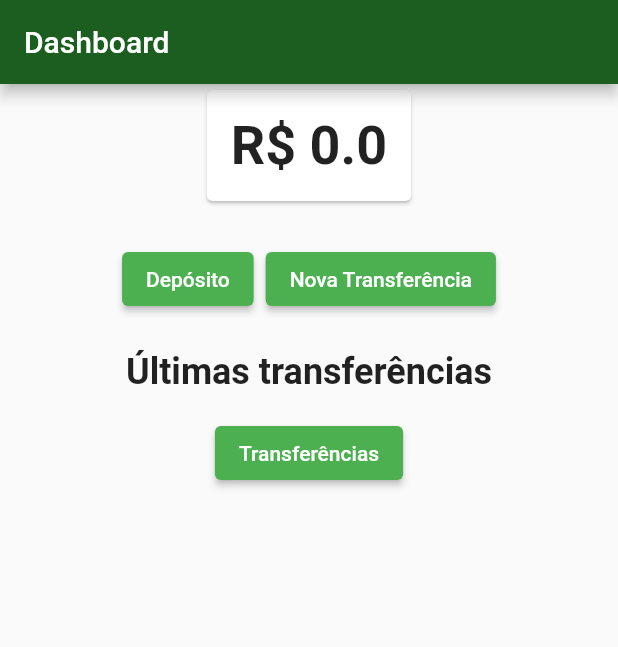
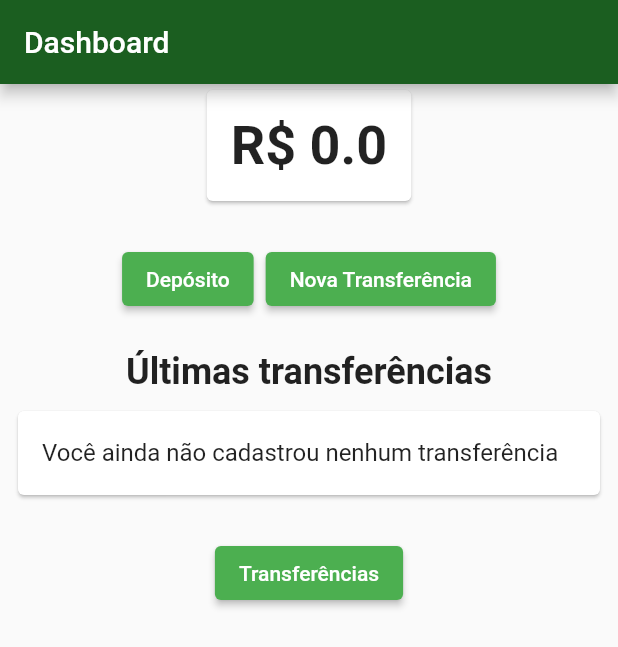
Before and after one commit to mauriiciobarbosa/bytebank, a Flutter app: the screen it shows after launch, on a phone screen of 412 x 824 dp. Shown: the top 647 px of the screen. Run offline on Flutter 3.47's test engine with Material 2 defaults, Android fonts, the phone set to English and light mode, and no system bars.

Commit message:
add no transfer widget.

```diff
--- a/lib/components/last_transfers.dart
+++ b/lib/components/last_transfers.dart
@@ -1,3 +1,4 @@
+import 'package:bytebank/components/no_transfers.dart';
 import 'package:bytebank/components/transfer_item.dart';
 import 'package:bytebank/models/transfer_list.dart';
 import 'package:bytebank/screens/transfer/list_screen.dart';
@@ -15,12 +16,15 @@ class LastTransfers extends StatelessWidget {
         ),
         Consumer<TransferList>(
           builder: (context, transfers, child) {
-            final transfersList = transfers.sortedList();
+            final lastTransfers = transfers.list.reversed.toList();
+
+            if (lastTransfers.isEmpty) return NoTransfer();
+
             return ListView.builder(
               shrinkWrap: true,
-              itemCount: transfersList.length > 2 ? 2 : transfersList.length,
+              itemCount: lastTransfers.length > 2 ? 2 : lastTransfers.length,
               itemBuilder: (context, position) {
-                return TransferItem(transfers.sortedList()[position]);
+                return TransferItem(lastTransfers[position]);
               },
             );
           },
--- /dev/null
+++ b/lib/components/no_transfers.dart
@@ -0,0 +1,15 @@
+import 'package:flutter/material.dart';
+
+class NoTransfer extends StatelessWidget {
+  @override
+  Widget build(BuildContext context) {
+    return Padding(
+      padding: const EdgeInsets.all(8.0),
+      child: Card(
+        child: ListTile(
+          title: Text('Você ainda não cadastrou nenhum transferência'),
+        ),
+      ),
+    );
+  }
+}
--- a/lib/models/transfer_data.dart
+++ b/lib/models/transfer_data.dart
@@ -1,20 +1,9 @@
 class TransferData {
   final double value;
   final int accountNumber;
-  int order;
-
-  static int numberOfTransfers = 0;
 
   TransferData({
-    this.order = 0,
     required this.value,
     required this.accountNumber,
-  }) {
-    this.order = numberOfTransfers++;
-  }
-
-  @override
-  String toString() {
-    return 'TransferData{value: $value, accountNumber: $accountNumber, order: $order}';
-  }
+  });
 }
--- a/lib/models/transfer_list.dart
+++ b/lib/models/transfer_list.dart
@@ -10,12 +10,4 @@ class TransferList extends ChangeNotifier {
     _transferList.add(newTransfer);
     notifyListeners();
   }
-
-  List<TransferData> sortedList() {
-    final List<TransferData> list = List.from(_transferList, growable: false);
-
-    list.sort((a, b) => b.order.compareTo(a.order));
-
-    return list;
-  }
 }
```
